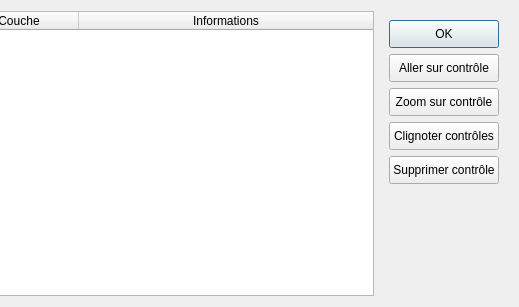
Taoalex542/portage-OGRE-QGIS, file voir_controles.ui: the form before one commit; both pictures show x 413 to 932 and y 0 to 307 of the 932 by 307 pixel window.
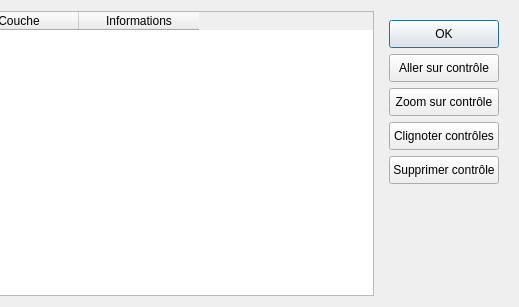
The form after the commit.

```diff
--- a/voir_controles.ui
+++ b/voir_controles.ui
@@ -17,7 +17,7 @@
    <item>
     <widget class="QTableWidget" name="tableWidget">
      <property name="sizeAdjustPolicy">
-      <enum>QAbstractScrollArea::AdjustToContentsOnFirstShow</enum>
+      <enum>QAbstractScrollArea::AdjustToContents</enum>
      </property>
      <property name="editTriggers">
       <set>QAbstractItemView::NoEditTriggers</set>
@@ -50,7 +50,10 @@
       <bool>true</bool>
      </property>
      <property name="wordWrap">
-      <bool>true</bool>
+      <bool>false</bool>
+     </property>
+     <property name="cornerButtonEnabled">
+      <bool>false</bool>
      </property>
      <property name="columnCount">
       <number>5</number>
@@ -71,7 +74,7 @@
       <bool>true</bool>
      </attribute>
      <attribute name="horizontalHeaderStretchLastSection">
-      <bool>true</bool>
+      <bool>false</bool>
      </attribute>
      <attribute name="verticalHeaderVisible">
       <bool>false</bool>
```
